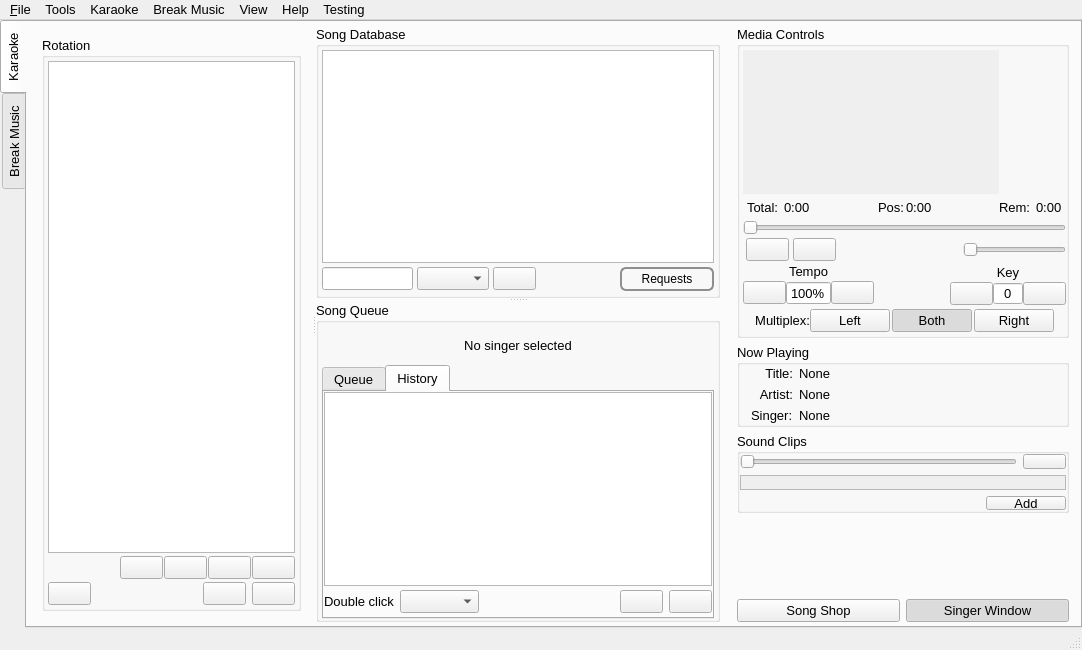
First picture: the form in src/mainwindow.ui, repository OpenKJ/OpenKJ, before the edit.
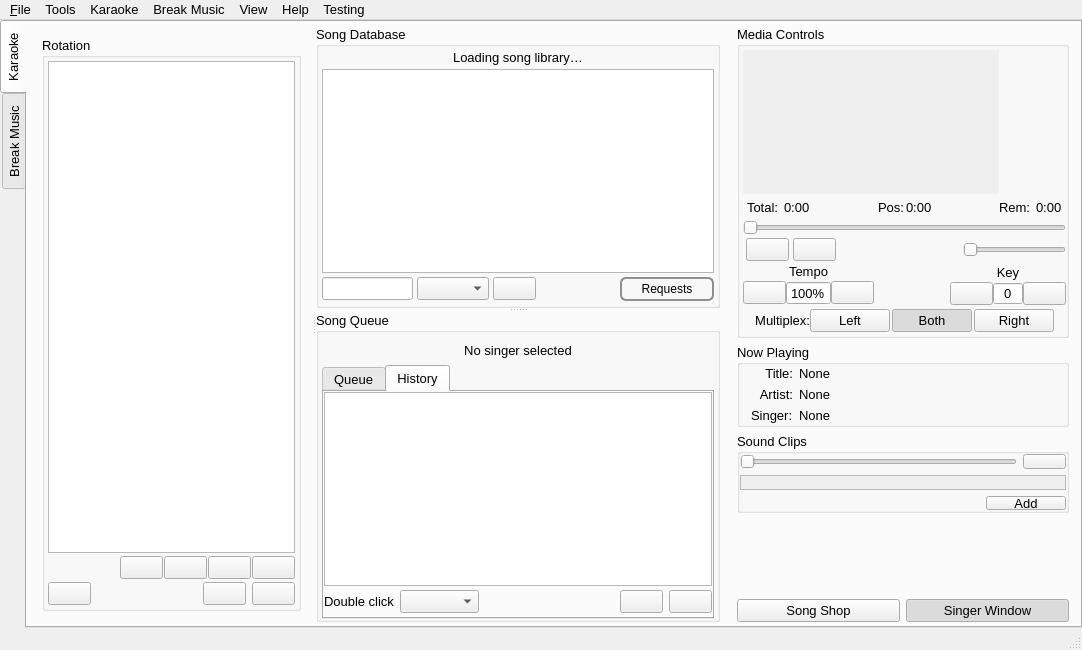
Second picture: the form after the edit. Icons and pictures are not drawn. Custom widgets are drawn as their Qt base class.

Commit message:
Load the song library asynchronously
Read and prepare replacement libraries on a worker connection while keeping existing songs available. Build indexes, initial sort order, and search results off the UI thread, preserve updates during reloads, and discard obsolete requests.

Defer lazy duration scanning until both library models are ready and show loading or failure status above the song table.

The edit to the form file:
```diff
--- a/src/mainwindow.ui
+++ b/src/mainwindow.ui
@@ -526,6 +526,22 @@
                   <property name="bottomMargin">
                    <number>4</number>
                   </property>
+                  <item>
+                   <widget class="QLabel" name="labelLibraryLoading">
+                    <property name="visible">
+                     <bool>false</bool>
+                    </property>
+                    <property name="text">
+                     <string>Loading song library…</string>
+                    </property>
+                    <property name="alignment">
+                     <set>Qt::AlignCenter</set>
+                    </property>
+                    <property name="wordWrap">
+                     <bool>true</bool>
+                    </property>
+                   </widget>
+                  </item>
                   <item>
                    <widget class="QTableView" name="tableViewDB">
                     <property name="sizePolicy">
```
The commit also changes 5 other files.
